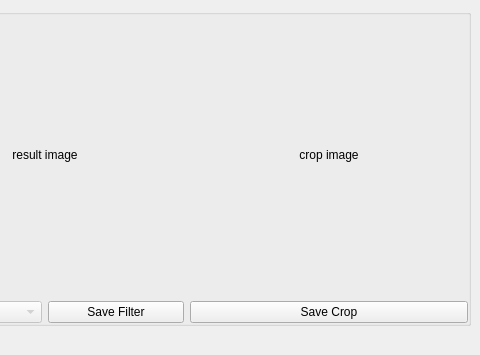
Qt form app/ui/design.ui (mpcutino/pipes_gui) before a commit; both pictures show x 390 to 870 and y 0 to 355 of the 870 by 463 pixel window.
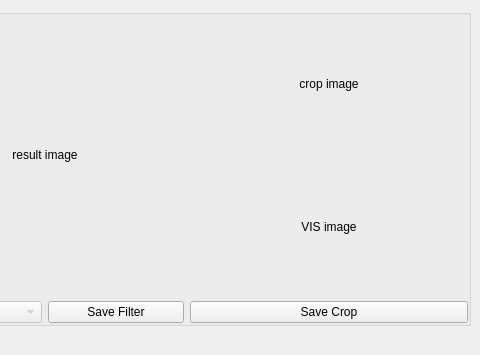
The same form after that commit.

Commit message: adding VIS image label

What changed in the file:
```diff
--- a/app/ui/design.ui
+++ b/app/ui/design.ui
@@ -124,6 +124,16 @@
            </property>
           </widget>
          </item>
+         <item>
+          <widget class="QLabel" name="lbl_VIS_img">
+           <property name="text">
+            <string>VIS image</string>
+           </property>
+           <property name="alignment">
+            <set>Qt::AlignCenter</set>
+           </property>
+          </widget>
+         </item>
          <item>
           <widget class="QPushButton" name="btn_SaveCrop">
            <property name="text">
```
The commit also changes 1 other file.
